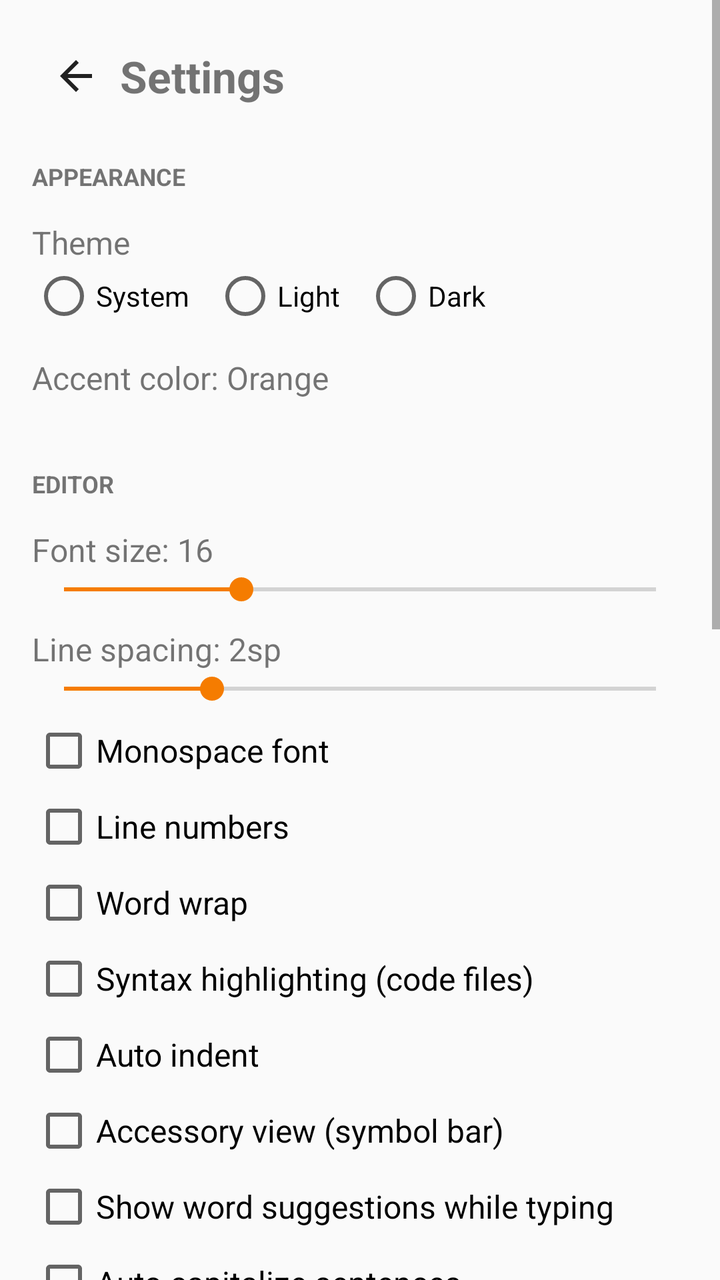
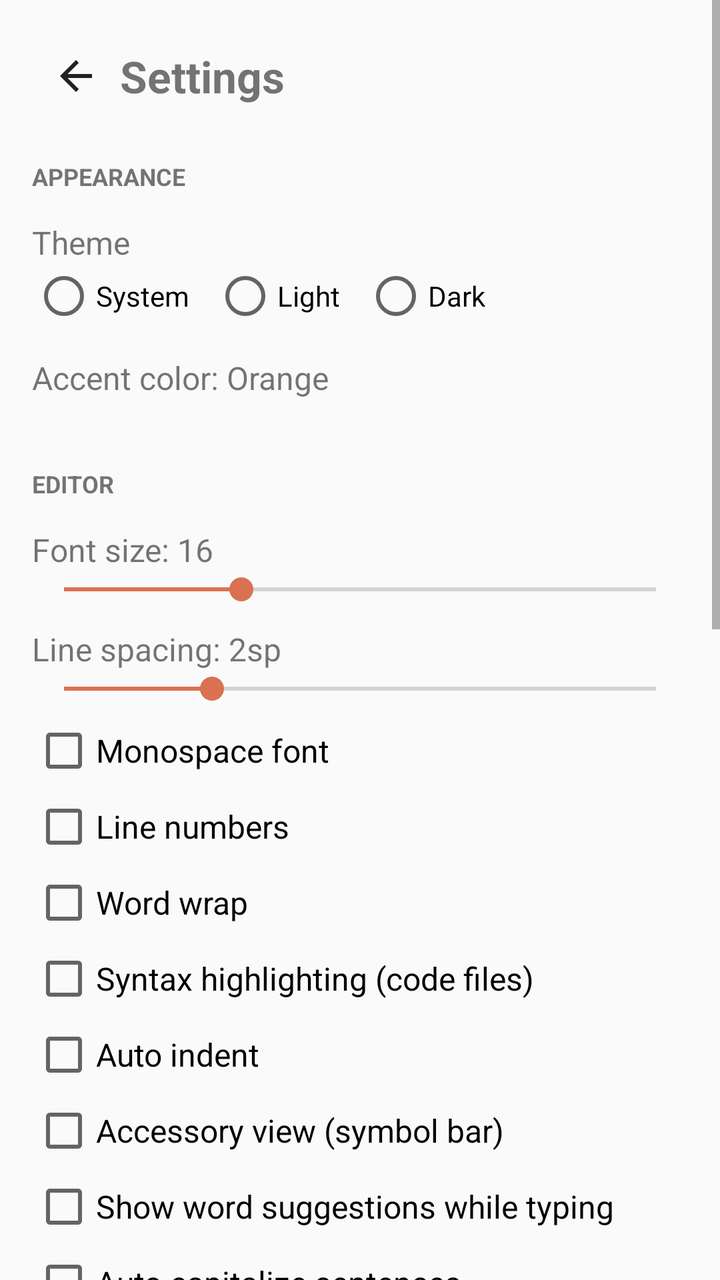

Compare the two renders of this Android layout. The source of the first and the diff that turns it into the second are given below.
<!-- AndroidManifest.xml: application theme Theme.EditNote -->
<!-- res/layout/activity_settings.xml -->
<?xml version="1.0" encoding="utf-8"?>
<ScrollView xmlns:android="http://schemas.android.com/apk/res/android"
    android:layout_width="match_parent"
    android:layout_height="match_parent">

    <LinearLayout
        android:layout_width="match_parent"
        android:layout_height="wrap_content"
        android:orientation="vertical"
        android:padding="16dp">

        <LinearLayout
            android:layout_width="match_parent"
            android:layout_height="wrap_content"
            android:gravity="center_vertical"
            android:orientation="horizontal">

            <ImageButton
                android:id="@+id/btnBack"
                android:layout_width="44dp"
                android:layout_height="44dp"
                android:background="?android:attr/selectableItemBackgroundBorderless"
                android:contentDescription="Back"
                android:src="@drawable/ic_arrow_back" />

            <TextView
                android:layout_width="wrap_content"
                android:layout_height="wrap_content"
                android:text="Settings"
                android:textSize="22sp"
                android:textStyle="bold" />
        </LinearLayout>

        
        <TextView
            android:id="@+id/headerAppearance"
            android:layout_width="match_parent"
            android:layout_height="wrap_content"
            android:layout_marginTop="20dp"
            android:text="APPEARANCE"
            android:textSize="12sp"
            android:textStyle="bold" />

        <TextView
            android:layout_width="match_parent"
            android:layout_height="wrap_content"
            android:layout_marginTop="14dp"
            android:text="Theme"
            android:textSize="16sp" />

        <RadioGroup
            android:id="@+id/themeGroup"
            android:layout_width="match_parent"
            android:layout_height="wrap_content"
            android:orientation="horizontal">

            <RadioButton
                android:id="@+id/themeSystem"
                android:layout_width="wrap_content"
                android:layout_height="wrap_content"
                android:text="System" />

            <RadioButton
                android:id="@+id/themeLight"
                android:layout_width="wrap_content"
                android:layout_height="wrap_content"
                android:layout_marginStart="12dp"
                android:text="Light" />

            <RadioButton
                android:id="@+id/themeDark"
                android:layout_width="wrap_content"
                android:layout_height="wrap_content"
                android:layout_marginStart="12dp"
                android:text="Dark" />
        </RadioGroup>

        <TextView
            android:id="@+id/accentLabel"
            android:layout_width="match_parent"
            android:layout_height="wrap_content"
            android:layout_marginTop="14dp"
            android:text="Accent color: Orange"
            android:textSize="16sp" />

        <LinearLayout
            android:id="@+id/accentRow"
            android:layout_width="match_parent"
            android:layout_height="wrap_content"
            android:layout_marginTop="8dp"
            android:orientation="horizontal" />

        
        <TextView
            android:id="@+id/headerEditor"
            android:layout_width="match_parent"
            android:layout_height="wrap_content"
            android:layout_marginTop="26dp"
            android:text="EDITOR"
            android:textSize="12sp"
            android:textStyle="bold" />

        <TextView
            android:id="@+id/fontSizeLabel"
            android:layout_width="match_parent"
            android:layout_height="wrap_content"
            android:layout_marginTop="14dp"
            android:text="Font size: 16"
            android:textSize="16sp" />

        <SeekBar
            android:id="@+id/fontSizeSeek"
            android:layout_width="match_parent"
            android:layout_height="wrap_content"
            android:max="10"
            android:progress="3" />

        <TextView
            android:id="@+id/lineSpacingLabel"
            android:layout_width="match_parent"
            android:layout_height="wrap_content"
            android:layout_marginTop="10dp"
            android:text="Line spacing: 2sp"
            android:textSize="16sp" />

        <SeekBar
            android:id="@+id/lineSpacingSeek"
            android:layout_width="match_parent"
            android:layout_height="wrap_content"
            android:max="8"
            android:progress="2" />

        <CheckBox
            android:id="@+id/checkMono"
            android:layout_width="match_parent"
            android:layout_height="wrap_content"
            android:layout_marginTop="6dp"
            android:text="Monospace font"
            android:textSize="16sp" />

        <CheckBox
            android:id="@+id/checkLineNumbers"
            android:layout_width="match_parent"
            android:layout_height="wrap_content"
            android:layout_marginTop="6dp"
            android:text="Line numbers"
            android:textSize="16sp" />

        <CheckBox
            android:id="@+id/checkWordWrap"
            android:layout_width="match_parent"
            android:layout_height="wrap_content"
            android:layout_marginTop="6dp"
            android:text="Word wrap"
            android:textSize="16sp" />

        <CheckBox
            android:id="@+id/checkSyntax"
            android:layout_width="match_parent"
            android:layout_height="wrap_content"
            android:layout_marginTop="6dp"
            android:text="Syntax highlighting (code files)"
            android:textSize="16sp" />

        <CheckBox
            android:id="@+id/checkAutoIndent"
            android:layout_width="match_parent"
            android:layout_height="wrap_content"
            android:layout_marginTop="6dp"
            android:text="Auto indent"
            android:textSize="16sp" />

        <CheckBox
            android:id="@+id/checkAccessory"
            android:layout_width="match_parent"
            android:layout_height="wrap_content"
            android:layout_marginTop="6dp"
            android:text="Accessory view (symbol bar)"
            android:textSize="16sp" />

        <CheckBox
            android:id="@+id/checkSuggestions"
            android:layout_width="match_parent"
            android:layout_height="wrap_content"
            android:layout_marginTop="6dp"
            android:text="Show word suggestions while typing"
            android:textSize="16sp" />

        <CheckBox
            android:id="@+id/checkAutoCap"
            android:layout_width="match_parent"
            android:layout_height="wrap_content"
            android:layout_marginTop="6dp"
            android:text="Auto capitalize sentences"
            android:textSize="16sp" />

        <CheckBox
            android:id="@+id/checkUndoByBack"
            android:layout_width="match_parent"
            android:layout_height="wrap_content"
            android:layout_marginTop="6dp"
            android:text="Undo with the Back button"
            android:textSize="16sp" />

        <Button
            android:id="@+id/btnIndent"
            android:layout_width="match_parent"
            android:layout_height="wrap_content"
            android:layout_marginTop="10dp"
            android:text="Indentation: 4 spaces"
            android:textAllCaps="false" />

        
        <TextView
            android:id="@+id/headerFiles"
            android:layout_width="match_parent"
            android:layout_height="wrap_content"
            android:layout_marginTop="26dp"
            android:text="FILES &amp; SAVING"
            android:textSize="12sp"
            android:textStyle="bold" />

        <CheckBox
            android:id="@+id/checkAutosave"
            android:layout_width="match_parent"
            android:layout_height="wrap_content"
            android:layout_marginTop="10dp"
            android:text="Autosave"
            android:textSize="16sp" />

        <CheckBox
            android:id="@+id/checkAutosaveConfirm"
            android:layout_width="match_parent"
            android:layout_height="wrap_content"
            android:layout_marginTop="6dp"
            android:text="Show a message when autosave succeeds"
            android:textSize="16sp" />

        <Button
            android:id="@+id/btnAutosaveInterval"
            android:layout_width="match_parent"
            android:layout_height="wrap_content"
            android:layout_marginTop="8dp"
            android:text="Autosave interval: 1 minute"
            android:textAllCaps="false" />

        <Button
            android:id="@+id/btnEncoding"
            android:layout_width="match_parent"
            android:layout_height="wrap_content"
            android:layout_marginTop="6dp"
            android:text="Default encoding: UTF-8"
            android:textAllCaps="false" />

        <Button
            android:id="@+id/btnLineBreak"
            android:layout_width="match_parent"
            android:layout_height="wrap_content"
            android:layout_marginTop="6dp"
            android:text="Line break: LF"
            android:textAllCaps="false" />

        <CheckBox
            android:id="@+id/checkTypeFilter"
            android:layout_width="match_parent"
            android:layout_height="wrap_content"
            android:layout_marginTop="6dp"
            android:text="Show only text files when opening"
            android:textSize="16sp" />

        <CheckBox
            android:id="@+id/checkResume"
            android:layout_width="match_parent"
            android:layout_height="wrap_content"
            android:layout_marginTop="6dp"
            android:text="Resume session (restore open files)"
            android:textSize="16sp" />

        
        <TextView
            android:layout_width="match_parent"
            android:layout_height="wrap_content"
            android:layout_marginTop="30dp"
            android:text="ABOUT"
            android:textSize="12sp"
            android:textStyle="bold" />

        <TextView
            android:layout_width="match_parent"
            android:layout_height="wrap_content"
            android:layout_marginTop="10dp"
            android:lineSpacingMultiplier="1.3"
            android:text="EditNote 1.0.0\nA small, offline text editor.\nNo ads. No internet. Files stay on your device, where you put them.\nMade by KiA."
            android:textSize="14sp" />
    </LinearLayout>
</ScrollView>
<!-- resources referenced by this layout -->
<resources>
  <!-- drawable ic_arrow_back (drawable) -->
  <vector xmlns:android="http://schemas.android.com/apk/res/android"
      android:width="24dp"
      android:height="24dp"
      android:viewportWidth="24"
      android:viewportHeight="24"
      android:tint="?android:attr/textColorPrimary">
      <path
          android:fillColor="@android:color/white"
          android:pathData="M20,11 L7.8,11 L13.4,5.4 L12,4 L4,12 L12,20 L13.4,18.6 L7.8,13 L20,13 Z" />
  </vector>
  <style name="Theme.EditNote" parent="Theme.EditNote.Light.Orange" />
  <style name="Theme.EditNote.Light.Orange" parent="android:Theme.Material.Light.NoActionBar">
          <item name="android:colorAccent">#F57C00</item>
          <item name="android:windowBackground">#FAFAFA</item>
          <item name="android:statusBarColor">#FAFAFA</item>
          <item name="android:windowLightStatusBar">true</item>
          <item name="android:navigationBarColor">#FAFAFA</item>
          <item name="android:windowLightNavigationBar">true</item>
      </style>
</resources>

<!-- the commit's change to res/layout/activity_settings.xml (unified diff, before → after) -->
@@ -290,7 +290,7 @@
             android:layout_height="wrap_content"
             android:layout_marginTop="10dp"
             android:lineSpacingMultiplier="1.3"
-            android:text="EditNote 1.0.0\nA small, offline text editor.\nNo ads. No internet. Files stay on your device, where you put them.\nMade by KiA."
+            android:text="EditNote 1.0.1\nA small, offline text editor.\nNo ads. No internet. Files stay on your device, where you put them.\nMade by KiA."
             android:textSize="14sp" />
     </LinearLayout>
 </ScrollView>
<!-- resource entries referenced after the edit -->
@@ -13,7 +13,7 @@
   </vector>
   <style name="Theme.EditNote" parent="Theme.EditNote.Light.Orange" />
   <style name="Theme.EditNote.Light.Orange" parent="android:Theme.Material.Light.NoActionBar">
-          <item name="android:colorAccent">#F57C00</item>
+          <item name="android:colorAccent">#DA7151</item>
           <item name="android:windowBackground">#FAFAFA</item>
           <item name="android:statusBarColor">#FAFAFA</item>
           <item name="android:windowLightStatusBar">true</item>
